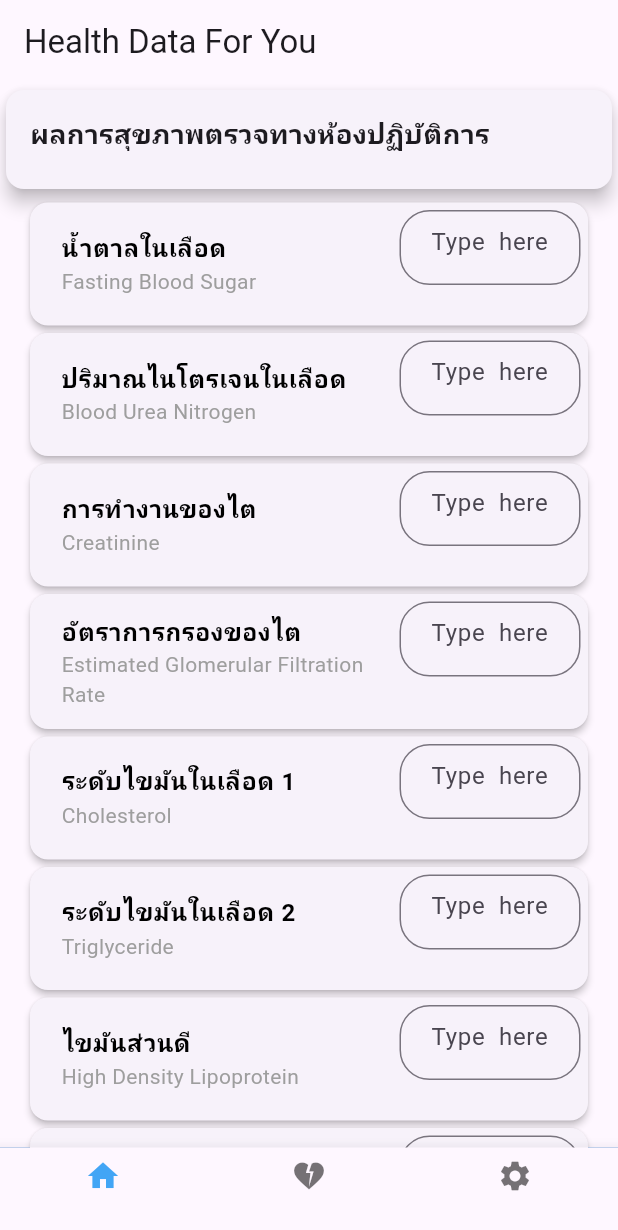
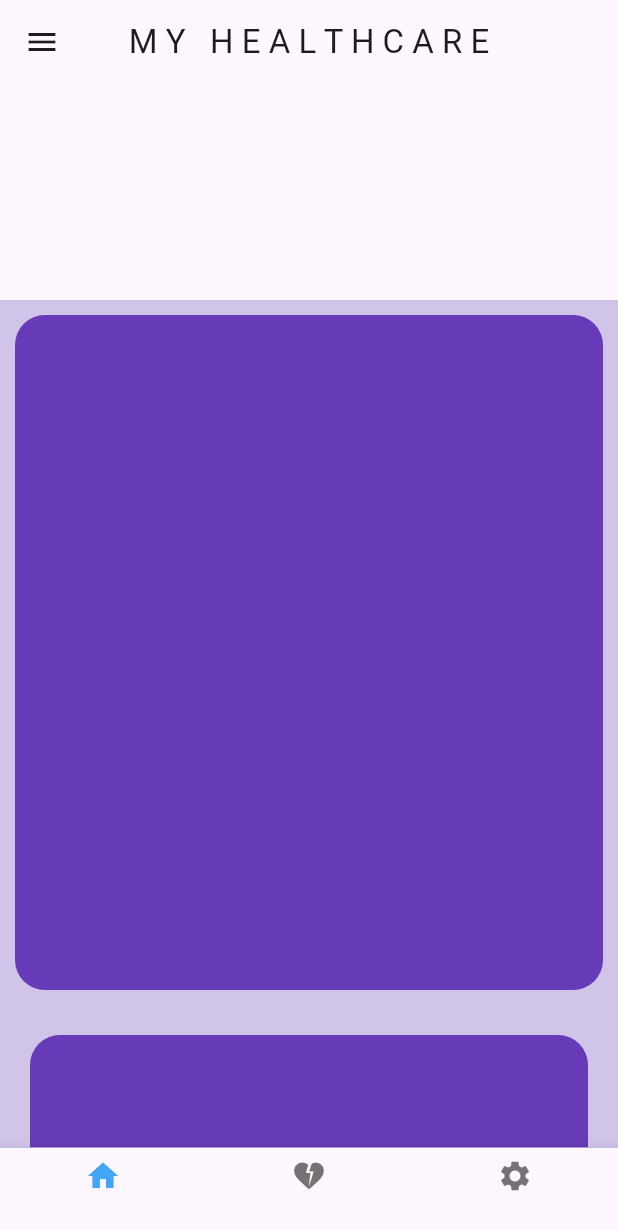
Before and after one commit to PHUMIN-PH/phuwis.dev_personalcare, a Flutter app: the screen it shows after launch, swiped to page 2, on a phone screen of 412 x 824 dp. Shown: the top 1230 px of the screen. Run offline on Flutter 3.47's test engine with Material 3 defaults, Android fonts, the phone set to English and light mode, and no system bars; our stand-ins replace image_picker, shared_preferences.

Commit message:
Health data code. make response AppBar and hide appbar when scrolling.

```diff
--- a/lib/Views/healthData.dart
+++ b/lib/Views/healthData.dart
@@ -1,6 +1,7 @@
 import 'package:flutter/material.dart';
 import 'package:http/http.dart' as http;
 import 'dart:convert';
+
 class HealthData extends StatefulWidget {
   const HealthData({super.key});
 
@@ -11,12 +12,84 @@ class HealthData extends StatefulWidget {
 class _HealthDataState extends State<HealthData> {
   @override
   Widget build(BuildContext context) {
+    return const Scaffold(
+      // appBar: AppBar(
+      //   title: const Text('Health Data For You'),
+      //   centerTitle: true,
+      //   automaticallyImplyLeading: false, // Hide the back button
+      // ),
+      backgroundColor: Colors.deepPurple,
+      body: CustomScrollView(
+        slivers: [
+          SliverAppBar(
+            leading: Icon(Icons.menu),
+            title: Text('M Y   H E A L T H C A R E'),
+            expandedHeight: 300,
+          ),
+        ],
+      ),
+    );
+  }
+}
+
+class DashboardHealth extends StatelessWidget {
+  const DashboardHealth({super.key});
+
+  @override
+  Widget build(BuildContext context) {
     return Scaffold(
-      appBar: AppBar(
-        title: const Text('Health Data For You'),
-        automaticallyImplyLeading: false, // Hide the back button
+      backgroundColor: Colors.deepPurple[100],
+      body: CustomScrollView(
+        slivers: [
+          const SliverAppBar(
+            // backgroundColor: Colors.deepPurple,
+            leading: Icon(Icons.menu),
+            centerTitle: true,
+            pinned: true,
+            title: Text('M Y   H E A L T H C A R E'),
+            expandedHeight: 200,
+          ),
+
+          // sliver item
+          SliverToBoxAdapter(
+            child: Padding(
+              padding: const EdgeInsets.all(10.0),
+              child: ClipRRect(
+                borderRadius: BorderRadius.circular(20),
+                child: Container(
+                  height: 450,
+                  color: Colors.deepPurple,
+
+                ),
+              ),
+            ),
+          ),
+          SliverToBoxAdapter(
+            child: Padding(
+              padding: const EdgeInsets.all(20.0),
+              child: ClipRRect(
+                borderRadius: BorderRadius.circular(20),
+                child: Container(
+                  height: 400,
+                  color: Colors.deepPurple,
+                ),
+              ),
+            ),
+          ),
+          SliverToBoxAdapter(
+            child: Padding(
+              padding: const EdgeInsets.all(20.0),
+              child: ClipRRect(
+                borderRadius: BorderRadius.circular(20),
+                child: Container(
+                  height: 400,
+                  color: Colors.deepPurple,
+                ),
+              ),
+            ),
+          )
+        ],
       ),
-      body: const ChemicalLabTextfield_II(),
     );
   }
 }
@@ -25,7 +98,8 @@ class ChemicalLabTextfield_II extends StatefulWidget {
   const ChemicalLabTextfield_II({super.key});
 
   @override
-  State<ChemicalLabTextfield_II> createState() => _ChemicalLabTextfield_IIState();
+  State<ChemicalLabTextfield_II> createState() =>
+      _ChemicalLabTextfield_IIState();
 }
 
 class _ChemicalLabTextfield_IIState extends State<ChemicalLabTextfield_II> {
--- a/lib/Views/navigator.dart
+++ b/lib/Views/navigator.dart
@@ -39,9 +39,9 @@ class _NavigationActivityState extends State<NavigationActivity> {
   int _selectedIndex = 0;
   PageController _pageController = PageController();
 
-  List<Widget> _page = [
+  final List<Widget> _page = [
     HomeScreen(),
-    HealthData(),
+    DashboardHealth(),
     SettingBtn(),
   ];
 
@@ -75,7 +75,7 @@ class _NavigationActivityState extends State<NavigationActivity> {
         currentIndex: _selectedIndex,
         selectedItemColor: Colors.blue[400],
         onTap: _onItemTapped,
-        items: [
+        items: const [
           BottomNavigationBarItem(icon: Icon(Icons.home), label: ''),
           BottomNavigationBarItem(icon: Icon(Icons.heart_broken), label: ''),
           BottomNavigationBarItem(icon: Icon(Icons.settings), label: ''),
--- a/pubspec.yaml
+++ b/pubspec.yaml
@@ -54,6 +54,7 @@ flutter:
   # To add assets to your application, add an assets section, like this:
   assets:
     - assets/images/
+    - assets/3D/human.glb
 
   # An image asset can refer to one or more resolution-specific "variants", see
   # https://flutter.dev/assets-and-images/#resolution-aware
```
Also changed, not shown: assets/images/HealthData.png (added), 3 other files.
